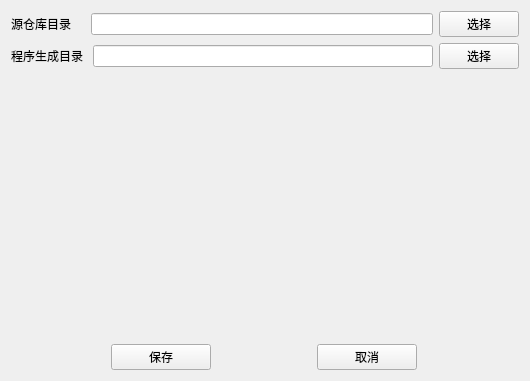
nie11kun/HorizonJuicerCreator, file setting.ui: the form before one commit.
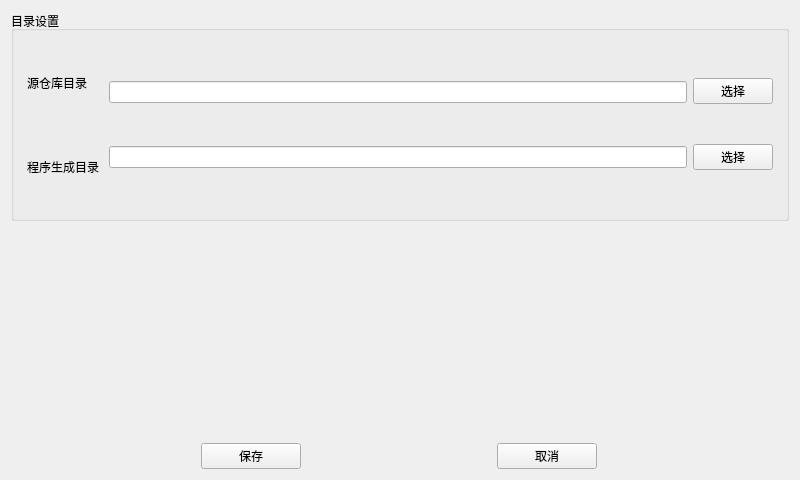
The form after the commit.

```diff
--- a/setting.ui
+++ b/setting.ui
@@ -6,18 +6,37 @@
    <rect>
     <x>0</x>
     <y>0</y>
-    <width>530</width>
-    <height>381</height>
+    <width>800</width>
+    <height>480</height>
    </rect>
   </property>
   <property name="windowTitle">
    <string>Form</string>
   </property>
-  <layout class="QVBoxLayout" name="verticalLayout_2">
+  <layout class="QVBoxLayout" name="verticalLayout_4">
    <item>
-    <layout class="QVBoxLayout" name="verticalLayout">
-     <item>
+    <widget class="QGroupBox" name="groupBox">
+     <property name="title">
+      <string>目录设置</string>
+     </property>
       <layout class="QHBoxLayout" name="horizontalLayout">
+      <property name="sizeConstraint">
+       <enum>QLayout::SetDefaultConstraint</enum>
+      </property>
+      <property name="leftMargin">
+       <number>13</number>
+      </property>
+      <property name="topMargin">
+       <number>13</number>
+      </property>
+      <property name="rightMargin">
+       <number>13</number>
+      </property>
+      <property name="bottomMargin">
+       <number>13</number>
+      </property>
+      <item>
+       <layout class="QVBoxLayout" name="verticalLayout">
        <item>
         <widget class="QLabel" name="labelSource">
          <property name="text">
@@ -26,29 +45,33 @@
         </widget>
        </item>
        <item>
-        <widget class="QLineEdit" name="lineEditSource"/>
-       </item>
-       <item>
-        <widget class="QPushButton" name="sourceButton">
-         <property name="text">
-          <string>选择</string>
-         </property>
-        </widget>
-       </item>
-      </layout>
-     </item>
-     <item>
-      <layout class="QHBoxLayout" name="horizontalLayout_2">
-       <item>
         <widget class="QLabel" name="labelDest">
          <property name="text">
           <string>程序生成目录 </string>
          </property>
         </widget>
        </item>
+       </layout>
+      </item>
+      <item>
+       <layout class="QVBoxLayout" name="verticalLayout_2">
+        <item>
+         <widget class="QLineEdit" name="lineEditSource"/>
+        </item>
        <item>
         <widget class="QLineEdit" name="lineEditDest"/>
        </item>
+       </layout>
+      </item>
+      <item>
+       <layout class="QVBoxLayout" name="verticalLayout_3">
+        <item>
+         <widget class="QPushButton" name="sourceButton">
+          <property name="text">
+           <string>选择</string>
+          </property>
+         </widget>
+        </item>
        <item>
         <widget class="QPushButton" name="destButton">
          <property name="text">
@@ -59,13 +82,18 @@
       </layout>
      </item>
     </layout>
+    </widget>
    </item>
+   <item>
+    <layout class="QHBoxLayout" name="horizontalLayout_2">
    <item>
     <widget class="QLabel" name="labelError">
      <property name="text">
       <string/>
      </property>
     </widget>
+     </item>
+    </layout>
    </item>
    <item>
     <layout class="QHBoxLayout" name="horizontalLayout_3">
```
Lines whose indentation alone changed are shown as unchanged.
